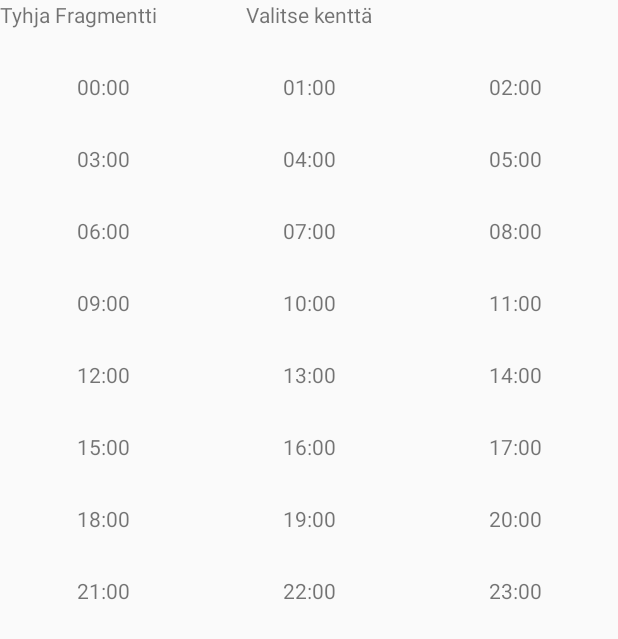
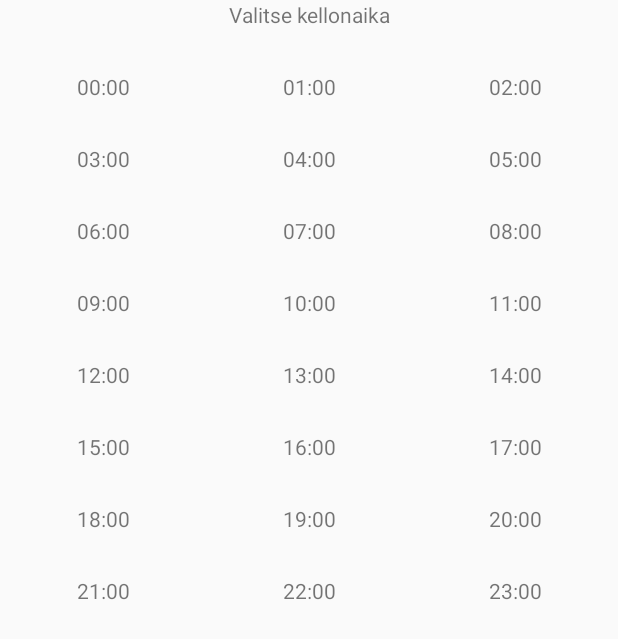
Before and after one commit to tleminen/Ohjelmistotuotanto1, an Android app: the kellonaikaValintaFragment screen opened through its navigation route, on a phone screen of 412 x 824 dp. Shown: the top 639 px of the screen. Run offline under Robolectric (Android 15) with nearby library versions, the phone set to English and light mode, and no system bars.

Commit message:
kellonaika_valinta layout muutokset valmis

```diff
--- a/app/src/main/res/layout/fragment_kellonaika_valinta.xml
+++ b/app/src/main/res/layout/fragment_kellonaika_valinta.xml
@@ -12,11 +12,11 @@
         android:orientation="vertical">
 
         <TextView
-            android:id="@+id/kentta_itemsKenttaNIMI"
+            android:id="@+id/kellonaika_valintaTekstiKellonaika"
             android:layout_width="match_parent"
             android:layout_height="wrap_content"
             android:minHeight="48dp"
-            android:text="Valitse kenttä"
+            android:text="Valitse kellonaika"
             android:textAlignment="center" />
 
         <LinearLayout
@@ -290,9 +290,4 @@
         </LinearLayout>
     </LinearLayout>
 
-    <TextView
-        android:layout_width="match_parent"
-        android:layout_height="match_parent"
-        android:text="@string/hello_blank_fragment" />
-
 </FrameLayout>
--- a/app/src/main/res/layout/fragment_kentta_items.xml
+++ b/app/src/main/res/layout/fragment_kentta_items.xml
@@ -12,7 +12,7 @@
         android:orientation="vertical">
 
         <TextView
-            android:id="@+id/kentta_itemsKenttaNIMI"
+            android:id="@+id/kellonaika_valintaTekstiKellonaika"
             android:layout_width="match_parent"
             android:layout_height="wrap_content"
             android:minHeight="48dp"
```
